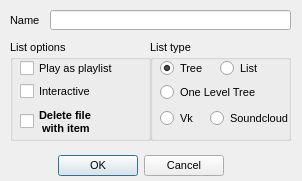
Before: the Qt Designer form dialogs/tabdialog.ui in jeyboy/playo3, drawn with Qt 5.
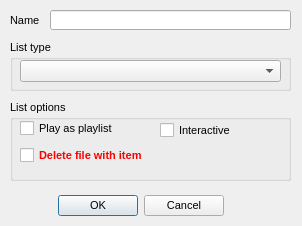
After: the same form once the commit is applied.

What changed in the file:
```diff
--- a/dialogs/tabdialog.ui
+++ b/dialogs/tabdialog.ui
@@ -7,7 +7,7 @@
     <x>0</x>
     <y>0</y>
     <width>302</width>
-    <height>181</height>
+    <height>226</height>
    </rect>
   </property>
   <property name="font">
@@ -22,7 +22,7 @@
    <property name="geometry">
     <rect>
      <x>10</x>
-     <y>150</y>
+     <y>190</y>
      <width>261</width>
      <height>32</height>
     </rect>
@@ -75,10 +75,10 @@
   <widget class="QGroupBox" name="groupBox">
    <property name="geometry">
     <rect>
-     <x>150</x>
+     <x>10</x>
      <y>40</y>
-     <width>141</width>
-     <height>101</height>
+     <width>281</width>
+     <height>51</height>
     </rect>
    </property>
    <property name="toolTip">
@@ -87,87 +87,14 @@
    <property name="title">
     <string>List type</string>
    </property>
-   <widget class="QRadioButton" name="isListRadio">
+   <widget class="QComboBox" name="tabType">
     <property name="geometry">
      <rect>
-      <x>70</x>
-      <y>20</y>
-      <width>51</width>
-      <height>17</height>
-     </rect>
-    </property>
-    <property name="toolTip">
-     <string>&lt;html&gt;&lt;head/&gt;&lt;body&gt;&lt;p&gt;In this case you will see items, without any relation to the folder&lt;/p&gt;&lt;/body&gt;&lt;/html&gt;</string>
-    </property>
-    <property name="text">
-     <string>List</string>
-    </property>
-   </widget>
-   <widget class="QRadioButton" name="isTreeRadio">
-    <property name="geometry">
-     <rect>
       <x>10</x>
       <y>20</y>
-      <width>51</width>
-      <height>17</height>
+      <width>261</width>
+      <height>22</height>
      </rect>
-    </property>
-    <property name="toolTip">
-     <string>&lt;html&gt;&lt;head/&gt;&lt;body&gt;&lt;p&gt; In this case you will see full path, which will be splited on folders.&lt;/p&gt;&lt;/body&gt;&lt;/html&gt;</string>
-    </property>
-    <property name="text">
-     <string>Tree</string>
-    </property>
-    <property name="checked">
-     <bool>true</bool>
-    </property>
-   </widget>
-   <widget class="QRadioButton" name="isOneLevelTreeRadio">
-    <property name="geometry">
-     <rect>
-      <x>10</x>
-      <y>44</y>
-      <width>121</width>
-      <height>17</height>
-     </rect>
-    </property>
-    <property name="toolTip">
-     <string>&lt;html&gt;&lt;head/&gt;&lt;body&gt;&lt;p&gt;In this case you will see only parent folder of item. If you include two folders with the same name - it will be shown as one folder and will contain items from both folders.&lt;/p&gt;&lt;/body&gt;&lt;/html&gt;</string>
-    </property>
-    <property name="text">
-     <string>One Level Tree</string>
-    </property>
-   </widget>
-   <widget class="QRadioButton" name="isVkRadio">
-    <property name="geometry">
-     <rect>
-      <x>10</x>
-      <y>70</y>
-      <width>41</width>
-      <height>17</height>
-     </rect>
-    </property>
-    <property name="toolTip">
-     <string>&lt;html&gt;&lt;head/&gt;&lt;body&gt;&lt;p&gt;In this case you will see items, without any relation to the folder&lt;/p&gt;&lt;/body&gt;&lt;/html&gt;</string>
-    </property>
-    <property name="text">
-     <string>Vk</string>
-    </property>
-   </widget>
-   <widget class="QRadioButton" name="isSoundcloudRadio">
-    <property name="geometry">
-     <rect>
-      <x>60</x>
-      <y>70</y>
-      <width>91</width>
-      <height>17</height>
-     </rect>
-    </property>
-    <property name="toolTip">
-     <string>&lt;html&gt;&lt;head/&gt;&lt;body&gt;&lt;p&gt;In this case you will see items, without any relation to the folder&lt;/p&gt;&lt;/body&gt;&lt;/html&gt;</string>
-    </property>
-    <property name="text">
-     <string>Soundcloud</string>
     </property>
    </widget>
   </widget>
@@ -175,9 +102,9 @@
    <property name="geometry">
     <rect>
      <x>10</x>
-     <y>40</y>
-     <width>141</width>
-     <height>101</height>
+     <y>100</y>
+     <width>281</width>
+     <height>81</height>
     </rect>
    </property>
    <property name="title">
@@ -202,10 +129,10 @@
    <widget class="QCheckBox" name="interactive">
     <property name="geometry">
      <rect>
-      <x>10</x>
-      <y>43</y>
+      <x>150</x>
+      <y>20</y>
       <width>121</width>
-      <height>17</height>
+      <height>20</height>
      </rect>
     </property>
     <property name="text">
@@ -216,8 +143,8 @@
     <property name="geometry">
      <rect>
       <x>10</x>
-      <y>66</y>
-      <width>131</width>
+      <y>40</y>
+      <width>261</width>
       <height>31</height>
      </rect>
     </property>
@@ -232,11 +159,10 @@
      <string>&lt;html&gt;&lt;head/&gt;&lt;body&gt;&lt;p&gt;With this option when you remove item, you are initiate deletion  of object from your hard disk ( or account data storage)&lt;/p&gt;&lt;/body&gt;&lt;/html&gt;</string>
     </property>
     <property name="styleSheet">
-     <string notr="true">font-weight: bold;</string>
+     <string notr="true">font-weight: bold; color: red;</string>
     </property>
     <property name="text">
-     <string>Delete file 
- with item</string>
+     <string>Delete file with item</string>
     </property>
    </widget>
   </widget>
```
Left out of the diff: 2 changed lines with no effect on the pictures.
